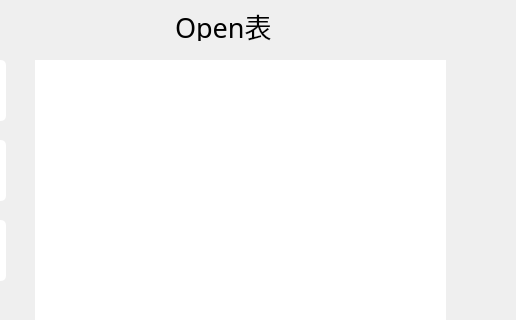
First picture: the form in mainwindow.ui, repository dalao-li/Bashuma, before the edit; both pictures show x 485 to 1001 and y 0 to 320 of the 1001 by 844 pixel window.
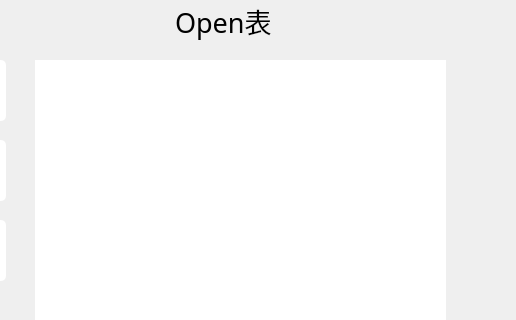
Second picture: the form after the edit.

Diff of the .ui file:
```diff
--- a/mainwindow.ui
+++ b/mainwindow.ui
@@ -486,9 +486,9 @@
     <property name="geometry">
      <rect>
       <x>660</x>
-      <y>10</y>
+      <y>0</y>
       <width>131</width>
-      <height>31</height>
+      <height>41</height>
      </rect>
     </property>
     <property name="font">
```
